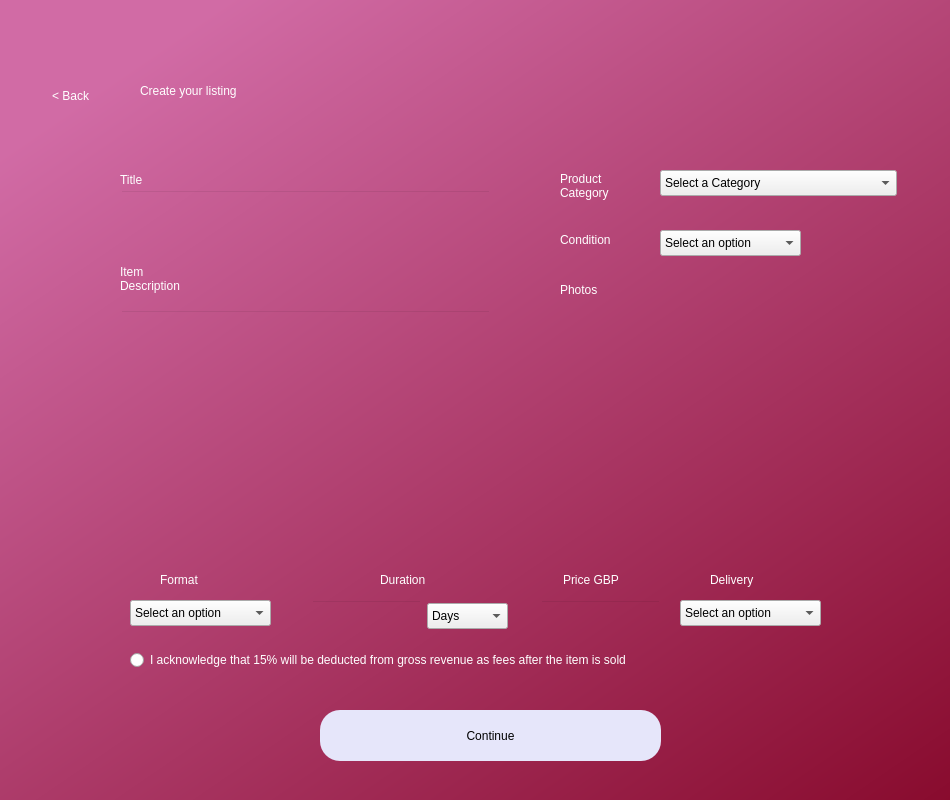
Above: createlisting.ui from AnshulS853/Coursework_Prototype before the change. Below: the same form after it.
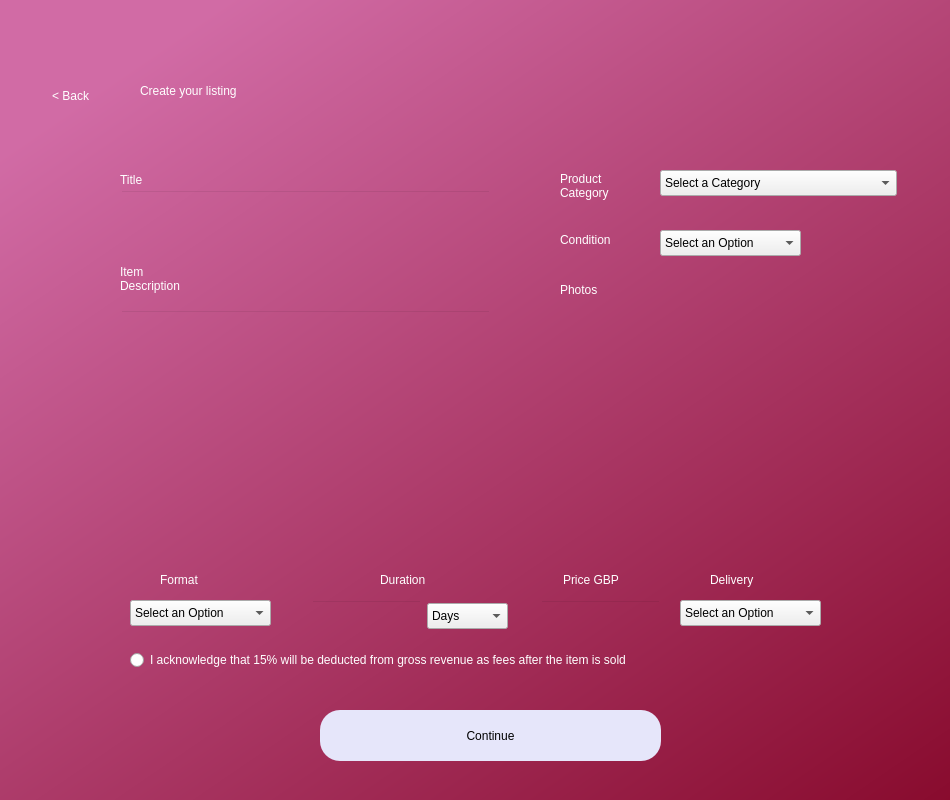
That is the form after the change.

```diff
--- a/createlisting.ui
+++ b/createlisting.ui
@@ -403,7 +403,7 @@
     </property>
     <item>
      <property name="text">
-      <string>Select an option</string>
+      <string>Select an Option</string>
      </property>
     </item>
     <item>
@@ -432,7 +432,7 @@
     </property>
     <item>
      <property name="text">
-      <string>Select an option</string>
+      <string>Select an Option</string>
      </property>
     </item>
     <item>
@@ -502,12 +502,7 @@
     </property>
     <item>
      <property name="text">
-      <string>Select an option</string>
-     </property>
-    </item>
-    <item>
-     <property name="text">
-      <string>Auction</string>
+      <string>Select an Option</string>
      </property>
     </item>
     <item>
```
Left out of the diff: 5 changed lines with no effect on the pictures.
